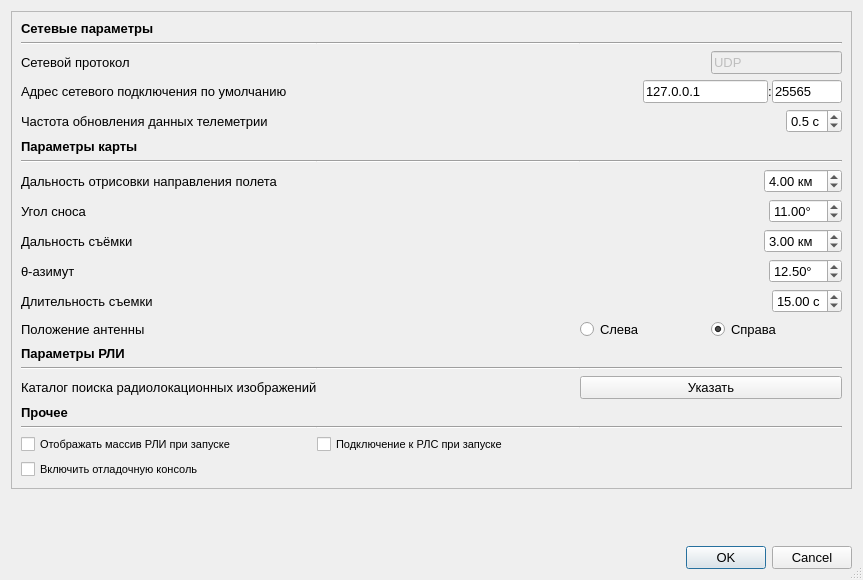
Qt form config/settingsdialog.ui (whs31/quasar-software) before a commit.
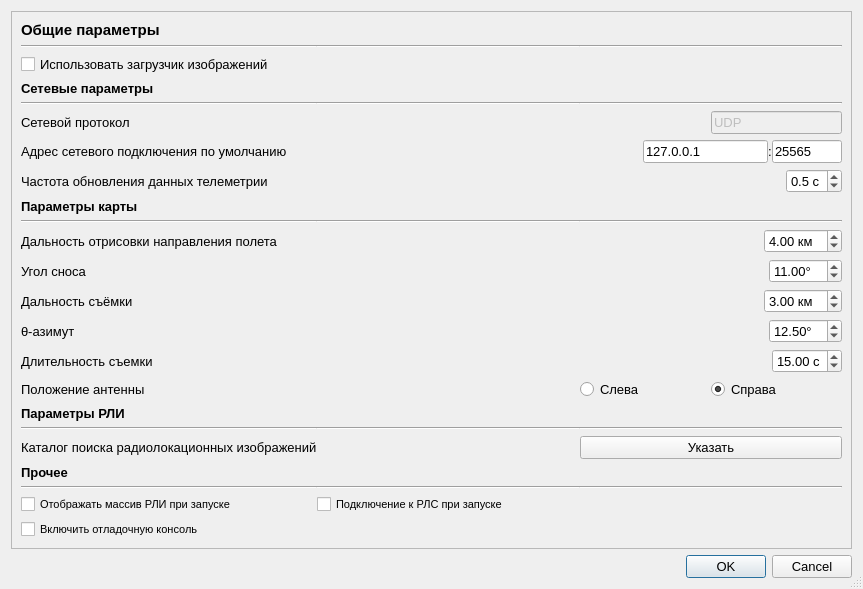
The same form after that commit.

```diff
--- a/config/settingsdialog.ui
+++ b/config/settingsdialog.ui
@@ -50,7 +50,149 @@
       <property name="horizontalSpacing">
        <number>0</number>
       </property>
+      <item row="17" column="1">
+       <widget class="Line" name="line_8">
+        <property name="orientation">
+         <enum>Qt::Horizontal</enum>
+        </property>
+       </widget>
+      </item>
+      <item row="16" column="0">
+       <widget class="QLabel" name="label_14">
+        <property name="font">
+         <font>
+          <pointsize>10</pointsize>
+          <weight>75</weight>
+          <bold>true</bold>
+         </font>
+        </property>
+        <property name="text">
+         <string>Параметры РЛИ</string>
+        </property>
+       </widget>
+      </item>
+      <item row="7" column="0">
+       <widget class="QLabel" name="label_3">
+        <property name="font">
+         <font>
+          <pointsize>10</pointsize>
+          <weight>50</weight>
+          <bold>false</bold>
+         </font>
+        </property>
+        <property name="text">
+         <string>Частота обновления данных телеметрии</string>
+        </property>
+       </widget>
+      </item>
+      <item row="20" column="0">
+       <widget class="Line" name="line_10">
+        <property name="orientation">
+         <enum>Qt::Horizontal</enum>
+        </property>
+       </widget>
+      </item>
       <item row="9" column="0">
+       <widget class="Line" name="line_4">
+        <property name="orientation">
+         <enum>Qt::Horizontal</enum>
+        </property>
+       </widget>
+      </item>
+      <item row="5" column="0">
+       <widget class="QLabel" name="label">
+        <property name="font">
+         <font>
+          <pointsize>10</pointsize>
+          <weight>50</weight>
+          <bold>false</bold>
+         </font>
+        </property>
+        <property name="text">
+         <string>Сетевой протокол</string>
+        </property>
+       </widget>
+      </item>
+      <item row="4" column="2">
+       <widget class="Line" name="line_3">
+        <property name="orientation">
+         <enum>Qt::Horizontal</enum>
+        </property>
+       </widget>
+      </item>
+      <item row="13" column="0">
+       <widget class="QLabel" name="label_10">
+        <property name="font">
+         <font>
+          <pointsize>10</pointsize>
+          <weight>50</weight>
+          <bold>false</bold>
+         </font>
+        </property>
+        <property name="text">
+         <string>θ-азимут</string>
+        </property>
+       </widget>
+      </item>
+      <item row="11" column="0">
+       <widget class="QLabel" name="label_5">
+        <property name="font">
+         <font>
+          <pointsize>10</pointsize>
+          <weight>50</weight>
+          <bold>false</bold>
+         </font>
+        </property>
+        <property name="text">
+         <string>Угол сноса</string>
+        </property>
+       </widget>
+      </item>
+      <item row="14" column="2">
+       <layout class="QHBoxLayout" name="horizontalLayout_10">
+        <item>
+         <spacer name="horizontalSpacer_8">
+          <property name="orientation">
+           <enum>Qt::Horizontal</enum>
+          </property>
+          <property name="sizeHint" stdset="0">
+           <size>
+            <width>40</width>
+            <height>20</height>
+           </size>
+          </property>
+         </spacer>
+        </item>
+        <item>
+         <widget class="QDoubleSpinBox" name="i_captureTime">
+          <property name="suffix">
+           <string> с</string>
+          </property>
+          <property name="maximum">
+           <double>90.000000000000000</double>
+          </property>
+          <property name="value">
+           <double>15.000000000000000</double>
+          </property>
+         </widget>
+        </item>
+       </layout>
+      </item>
+      <item row="10" column="0">
+       <widget class="QLabel" name="label_4">
+        <property name="font">
+         <font>
+          <pointsize>10</pointsize>
+          <weight>50</weight>
+          <bold>false</bold>
+         </font>
+        </property>
+        <property name="text">
+         <string>Дальность отрисовки направления полета</string>
+        </property>
+       </widget>
+      </item>
+      <item row="12" column="0">
        <widget class="QLabel" name="label_9">
         <property name="font">
          <font>
@@ -64,72 +206,7 @@
         </property>
        </widget>
       </item>
-      <item row="8" column="2">
-       <layout class="QHBoxLayout" name="horizontalLayout_6">
-        <item>
-         <spacer name="horizontalSpacer_5">
-          <property name="orientation">
-           <enum>Qt::Horizontal</enum>
-          </property>
-          <property name="sizeHint" stdset="0">
-           <size>
-            <width>40</width>
-            <height>20</height>
-           </size>
-          </property>
-         </spacer>
-        </item>
-        <item>
-         <widget class="QDoubleSpinBox" name="i_driftAngle">
-          <property name="suffix">
-           <string>°</string>
-          </property>
-          <property name="maximum">
-           <double>360.000000000000000</double>
-          </property>
-          <property name="value">
-           <double>11.000000000000000</double>
-          </property>
-         </widget>
-        </item>
-       </layout>
-      </item>
-      <item row="14" column="0">
-       <widget class="Line" name="line_7">
-        <property name="orientation">
-         <enum>Qt::Horizontal</enum>
-        </property>
-       </widget>
-      </item>
-      <item row="3" column="0">
-       <widget class="QLabel" name="label_2">
-        <property name="font">
-         <font>
-          <pointsize>10</pointsize>
-          <weight>50</weight>
-          <bold>false</bold>
-         </font>
-        </property>
-        <property name="text">
-         <string>Адрес сетевого подключения по умолчанию</string>
-        </property>
-       </widget>
-      </item>
-      <item row="16" column="0">
-       <widget class="QLabel" name="label_15">
-        <property name="font">
-         <font>
-          <pointsize>10</pointsize>
-          <weight>75</weight>
-          <bold>true</bold>
-         </font>
-        </property>
-        <property name="text">
-         <string>Прочее</string>
-        </property>
-       </widget>
-      </item>
-      <item row="3" column="2">
+      <item row="6" column="2">
        <layout class="QHBoxLayout" name="horizontalLayout_3">
         <item>
          <spacer name="horizontalSpacer_3">
@@ -197,76 +274,125 @@
         </item>
        </layout>
       </item>
-      <item row="14" column="1">
-       <widget class="Line" name="line_8">
-        <property name="orientation">
-         <enum>Qt::Horizontal</enum>
-        </property>
-       </widget>
+      <item row="7" column="2">
+       <layout class="QHBoxLayout" name="horizontalLayout_4">
+        <item>
+         <spacer name="horizontalSpacer_2">
+          <property name="orientation">
+           <enum>Qt::Horizontal</enum>
+          </property>
+          <property name="sizeHint" stdset="0">
+           <size>
+            <width>40</width>
+            <height>20</height>
+           </size>
+          </property>
+         </spacer>
+        </item>
+        <item>
+         <widget class="QDoubleSpinBox" name="i_updateTime">
+          <property name="suffix">
+           <string> с</string>
+          </property>
+          <property name="decimals">
+           <number>1</number>
+          </property>
+          <property name="minimum">
+           <double>0.100000000000000</double>
+          </property>
+          <property name="maximum">
+           <double>5.000000000000000</double>
+          </property>
+          <property name="singleStep">
+           <double>0.100000000000000</double>
+          </property>
+          <property name="value">
+           <double>0.500000000000000</double>
+          </property>
+         </widget>
+        </item>
+       </layout>
       </item>
-      <item row="13" column="0">
-       <widget class="QLabel" name="label_14">
+      <item row="18" column="0">
+       <widget class="QLabel" name="label_11">
         <property name="font">
          <font>
           <pointsize>10</pointsize>
-          <weight>75</weight>
-          <bold>true</bold>
+          <weight>50</weight>
+          <bold>false</bold>
          </font>
         </property>
         <property name="text">
-         <string>Параметры РЛИ</string>
+         <string>Каталог поиска радиолокационных изображений</string>
         </property>
        </widget>
       </item>
-      <item row="6" column="1">
-       <widget class="Line" name="line_5">
+      <item row="17" column="0">
+       <widget class="Line" name="line_7">
+        <property name="orientation">
+         <enum>Qt::Horizontal</enum>
+        </property>
+       </widget>
+      </item>
+      <item row="1" column="1">
+       <widget class="Line" name="line_14">
+        <property name="orientation">
+         <enum>Qt::Horizontal</enum>
+        </property>
+       </widget>
+      </item>
+      <item row="20" column="2">
+       <widget class="Line" name="line_12">
+        <property name="orientation">
+         <enum>Qt::Horizontal</enum>
+        </property>
+       </widget>
+      </item>
+      <item row="13" column="2">
+       <layout class="QHBoxLayout" name="horizontalLayout_8">
+        <item>
+         <spacer name="horizontalSpacer_7">
+          <property name="orientation">
+           <enum>Qt::Horizontal</enum>
+          </property>
+          <property name="sizeHint" stdset="0">
+           <size>
+            <width>40</width>
+            <height>20</height>
+           </size>
+          </property>
+         </spacer>
+        </item>
+        <item>
+         <widget class="QDoubleSpinBox" name="i_azimuth">
+          <property name="suffix">
+           <string>°</string>
+          </property>
+          <property name="maximum">
+           <double>360.000000000000000</double>
+          </property>
+          <property name="value">
+           <double>12.500000000000000</double>
+          </property>
+         </widget>
+        </item>
+       </layout>
+      </item>
+      <item row="1" column="2">
+       <widget class="Line" name="line_15">
+        <property name="orientation">
+         <enum>Qt::Horizontal</enum>
+        </property>
+       </widget>
+      </item>
+      <item row="20" column="1">
+       <widget class="Line" name="line_11">
         <property name="orientation">
          <enum>Qt::Horizontal</enum>
         </property>
        </widget>
       </item>
       <item row="15" column="2">
-       <widget class="QPushButton" name="pushButton">
-        <property name="text">
-         <string>Указать</string>
-        </property>
-       </widget>
-      </item>
-      <item row="11" column="0">
-       <widget class="QLabel" name="label_6">
-        <property name="text">
-         <string>Длительность съемки</string>
-        </property>
-       </widget>
-      </item>
-      <item row="2" column="1">
-       <spacer name="horizontalSpacer">
-        <property name="orientation">
-         <enum>Qt::Horizontal</enum>
-        </property>
-        <property name="sizeHint" stdset="0">
-         <size>
-          <width>40</width>
-          <height>20</height>
-         </size>
-        </property>
-       </spacer>
-      </item>
-      <item row="7" column="0">
-       <widget class="QLabel" name="label_4">
-        <property name="font">
-         <font>
-          <pointsize>10</pointsize>
-          <weight>50</weight>
-          <bold>false</bold>
-         </font>
-        </property>
-        <property name="text">
-         <string>Дальность отрисовки направления полета</string>
-        </property>
-       </widget>
-      </item>
-      <item row="12" column="2">
        <layout class="QHBoxLayout" name="horizontalLayout_9">
         <item>
          <widget class="QRadioButton" name="i_antennaLeftB">
@@ -287,231 +413,7 @@
         </item>
        </layout>
       </item>
-      <item row="6" column="0">
-       <widget class="Line" name="line_4">
-        <property name="orientation">
-         <enum>Qt::Horizontal</enum>
-        </property>
-       </widget>
-      </item>
-      <item row="17" column="2">
-       <widget class="Line" name="line_12">
-        <property name="orientation">
-         <enum>Qt::Horizontal</enum>
-        </property>
-       </widget>
-      </item>
       <item row="15" column="0">
-       <widget class="QLabel" name="label_11">
-        <property name="font">
-         <font>
-          <pointsize>10</pointsize>
-          <weight>50</weight>
-          <bold>false</bold>
-         </font>
-        </property>
-        <property name="text">
-         <string>Каталог поиска радиолокационных изображений</string>
-        </property>
-       </widget>
-      </item>
-      <item row="5" column="0">
-       <widget class="QLabel" name="label_13">
-        <property name="font">
-         <font>
-          <pointsize>10</pointsize>
-          <weight>75</weight>
-          <bold>true</bold>
-         </font>
-        </property>
-        <property name="text">
-         <string>Параметры карты</string>
-        </property>
-       </widget>
-      </item>
-      <item row="10" column="2">
-       <layout class="QHBoxLayout" name="horizontalLayout_8">
-        <item>
-         <spacer name="horizontalSpacer_7">
-          <property name="orientation">
-           <enum>Qt::Horizontal</enum>
-          </property>
-          <property name="sizeHint" stdset="0">
-           <size>
-            <width>40</width>
-            <height>20</height>
-           </size>
-          </property>
-         </spacer>
-        </item>
-        <item>
-         <widget class="QDoubleSpinBox" name="i_azimuth">
-          <property name="suffix">
-           <string>°</string>
-          </property>
-          <property name="maximum">
-           <double>360.000000000000000</double>
-          </property>
-          <property name="value">
-           <double>12.500000000000000</double>
-          </property>
-         </widget>
-        </item>
-       </layout>
-      </item>
-      <item row="11" column="2">
-       <layout class="QHBoxLayout" name="horizontalLayout_10">
-        <item>
-         <spacer name="horizontalSpacer_8">
-          <property name="orientation">
-           <enum>Qt::Horizontal</enum>
-          </property>
-          <property name="sizeHint" stdset="0">
-           <size>
-            <width>40</width>
-            <height>20</height>
-           </size>
-          </property>
-         </spacer>
-        </item>
-        <item>
-         <widget class="QDoubleSpinBox" name="i_captureTime">
-          <property name="suffix">
-           <string> с</string>
-          </property>
-          <property name="maximum">
-           <double>90.000000000000000</double>
-          </property>
-          <property name="value">
-           <double>15.000000000000000</double>
-          </property>
-         </widget>
-        </item>
-       </layout>
-      </item>
-      <item row="19" column="0">
-       <widget class="QCheckBox" name="i_showImages">
-        <property name="font">
-         <font>
-          <pointsize>8</pointsize>
-         </font>
-        </property>
-        <property name="text">
-         <string>Отображать массив РЛИ при запуске</string>
-        </property>
-       </widget>
-      </item>
-      <item row="7" column="2">
-       <layout class="QHBoxLayout" name="horizontalLayout_5">
-        <item>
-         <spacer name="horizontalSpacer_4">
-          <property name="orientation">
-           <enum>Qt::Horizontal</enum>
-          </property>
-          <property name="sizeHint" stdset="0">
-           <size>
-            <width>40</width>
-            <height>20</height>
-           </size>
-          </property>
-         </spacer>
-        </item>
-        <item>
-         <widget class="QDoubleSpinBox" name="i_predictRange">
-          <property name="suffix">
-           <string> км</string>
-          </property>
-          <property name="minimum">
-           <double>0.100000000000000</double>
-          </property>
-          <property name="maximum">
-           <double>20.000000000000000</double>
-          </property>
-          <property name="singleStep">
-           <double>0.100000000000000</double>
-          </property>
-          <property name="value">
-           <double>4.000000000000000</double>
-          </property>
-         </widget>
-        </item>
-       </layout>
-      </item>
-      <item row="1" column="1">
-       <widget class="Line" name="line_2">
-        <property name="orientation">
-         <enum>Qt::Horizontal</enum>
-        </property>
-       </widget>
-      </item>
-      <item row="4" column="2">
-       <layout class="QHBoxLayout" name="horizontalLayout_4">
-        <item>
-         <spacer name="horizontalSpacer_2">
-          <property name="orientation">
-           <enum>Qt::Horizontal</enum>
-          </property>
-          <property name="sizeHint" stdset="0">
-           <size>
-            <width>40</width>
-            <height>20</height>
-           </size>
-          </property>
-         </spacer>
-        </item>
-        <item>
-         <widget class="QDoubleSpinBox" name="i_updateTime">
-          <property name="suffix">
-           <string> с</string>
-          </property>
-          <property name="decimals">
-           <number>1</number>
-          </property>
-          <property name="minimum">
-           <double>0.100000000000000</double>
-          </property>
-          <property name="maximum">
-           <double>5.000000000000000</double>
-          </property>
-          <property name="singleStep">
-           <double>0.100000000000000</double>
-          </property>
-          <property name="value">
-           <double>0.500000000000000</double>
-          </property>
-         </widget>
-        </item>
-       </layout>
-      </item>
-      <item row="2" column="0">
-       <widget class="QLabel" name="label">
-        <property name="font">
-         <font>
-          <pointsize>10</pointsize>
-          <weight>50</weight>
-          <bold>false</bold>
-         </font>
-        </property>
-        <property name="text">
-         <string>Сетевой протокол</string>
-        </property>
-       </widget>
-      </item>
-      <item row="0" column="0">
-       <widget class="QLabel" name="label_8">
-        <property name="font">
-         <font>
-          <pointsize>10</pointsize>
-          <weight>75</weight>
-          <bold>true</bold>
-         </font>
-        </property>
-        <property name="text">
-         <string>Сетевые параметры</string>
-        </property>
-       </widget>
-      </item>
-      <item row="12" column="0">
        <widget class="QLabel" name="label_12">
         <property name="font">
          <font>
@@ -525,21 +427,90 @@
         </property>
        </widget>
       </item>
-      <item row="4" column="0">
-       <widget class="QLabel" name="label_3">
+      <item row="4" column="1">
+       <widget class="Line" name="line_2">
+        <property name="orientation">
+         <enum>Qt::Horizontal</enum>
+        </property>
+       </widget>
+      </item>
+      <item row="22" column="1">
+       <widget class="QCheckBox" name="i_connectOnStart">
         <property name="font">
          <font>
-          <pointsize>10</pointsize>
-          <weight>50</weight>
-          <bold>false</bold>
+          <pointsize>8</pointsize>
          </font>
         </property>
         <property name="text">
-         <string>Частота обновления данных телеметрии</string>
+         <string>Подключение к РЛС при запуске</string>
         </property>
        </widget>
       </item>
-      <item row="2" column="2">
+      <item row="0" column="0">
+       <widget class="QLabel" name="label_16">
+        <property name="font">
+         <font>
+          <pointsize>11</pointsize>
+          <weight>75</weight>
+          <bold>true</bold>
+         </font>
+        </property>
+        <property name="text">
+         <string>Общие параметры</string>
+        </property>
+       </widget>
+      </item>
+      <item row="1" column="0">
+       <widget class="Line" name="line_13">
+        <property name="orientation">
+         <enum>Qt::Horizontal</enum>
+        </property>
+       </widget>
+      </item>
+      <item row="9" column="1">
+       <widget class="Line" name="line_5">
+        <property name="orientation">
+         <enum>Qt::Horizontal</enum>
+        </property>
+       </widget>
+      </item>
+      <item row="12" column="2">
+       <layout class="QHBoxLayout" name="horizontalLayout_7">
+        <item>
+         <spacer name="horizontalSpacer_6">
+          <property name="orientation">
+           <enum>Qt::Horizontal</enum>
+          </property>
+          <property name="sizeHint" stdset="0">
+           <size>
+            <width>40</width>
+            <height>20</height>
+           </size>
+          </property>
+         </spacer>
+        </item>
+        <item>
+         <widget class="QDoubleSpinBox" name="i_captureRange">
+          <property name="suffix">
+           <string> км</string>
+          </property>
+          <property name="minimum">
+           <double>0.100000000000000</double>
+          </property>
+          <property name="maximum">
+           <double>10.000000000000000</double>
+          </property>
+          <property name="singleStep">
+           <double>0.100000000000000</double>
+          </property>
+          <property name="value">
+           <double>3.000000000000000</double>
+          </property>
+         </widget>
+        </item>
+       </layout>
+      </item>
+      <item row="5" column="2">
        <layout class="QHBoxLayout" name="horizontalLayout_2">
         <item>
          <spacer name="horizontalSpacer_9">
@@ -569,125 +540,91 @@
         </item>
        </layout>
       </item>
-      <item row="9" column="2">
-       <layout class="QHBoxLayout" name="horizontalLayout_7">
-        <item>
-         <spacer name="horizontalSpacer_6">
-          <property name="orientation">
-           <enum>Qt::Horizontal</enum>
-          </property>
-          <property name="sizeHint" stdset="0">
-           <size>
-            <width>40</width>
-            <height>20</height>
-           </size>
-          </property>
-         </spacer>
-        </item>
-        <item>
-         <widget class="QDoubleSpinBox" name="i_captureRange">
-          <property name="suffix">
-           <string> км</string>
-          </property>
-          <property name="minimum">
-           <double>0.100000000000000</double>
-          </property>
-          <property name="maximum">
-           <double>10.000000000000000</double>
-          </property>
-          <property name="singleStep">
-           <double>0.100000000000000</double>
-          </property>
-          <property name="value">
-           <double>3.000000000000000</double>
-          </property>
-         </widget>
-        </item>
-       </layout>
+      <item row="6" column="0">
+       <widget class="QLabel" name="label_2">
+        <property name="font">
+         <font>
+          <pointsize>10</pointsize>
+          <weight>50</weight>
+          <bold>false</bold>
+         </font>
+        </property>
+        <property name="text">
+         <string>Адрес сетевого подключения по умолчанию</string>
+        </property>
+       </widget>
       </item>
-      <item row="19" column="1">
-       <widget class="QCheckBox" name="i_connectOnStart">
+      <item row="19" column="0">
+       <widget class="QLabel" name="label_15">
         <property name="font">
          <font>
-          <pointsize>8</pointsize>
+          <pointsize>10</pointsize>
+          <weight>75</weight>
+          <bold>true</bold>
          </font>
         </property>
         <property name="text">
-         <string>Подключение к РЛС при запуске</string>
+         <string>Прочее</string>
         </property>
        </widget>
       </item>
-      <item row="6" column="2">
-       <widget class="Line" name="line_6">
-        <property name="orientation">
-         <enum>Qt::Horizontal</enum>
+      <item row="14" column="0">
+       <widget class="QLabel" name="label_6">
+        <property name="text">
+         <string>Длительность съемки</string>
         </property>
        </widget>
       </item>
-      <item row="1" column="2">
-       <widget class="Line" name="line_3">
-        <property name="orientation">
-         <enum>Qt::Horizontal</enum>
+      <item row="18" column="2">
+       <widget class="QPushButton" name="pushButton">
+        <property name="text">
+         <string>Указать</string>
         </property>
        </widget>
       </item>
-      <item row="14" column="2">
+      <item row="3" column="0">
+       <widget class="QLabel" name="label_8">
+        <property name="font">
+         <font>
+          <pointsize>10</pointsize>
+          <weight>75</weight>
+          <bold>true</bold>
+         </font>
+        </property>
+        <property name="text">
+         <string>Сетевые параметры</string>
+        </property>
+       </widget>
+      </item>
+      <item row="17" column="2">
        <widget class="Line" name="line_9">
         <property name="orientation">
          <enum>Qt::Horizontal</enum>
         </property>
        </widget>
       </item>
-      <item row="17" column="1">
-       <widget class="Line" name="line_11">
-        <property name="orientation">
-         <enum>Qt::Horizontal</enum>
-        </property>
-       </widget>
-      </item>
-      <item row="17" column="0">
-       <widget class="Line" name="line_10">
-        <property name="orientation">
-         <enum>Qt::Horizontal</enum>
-        </property>
-       </widget>
-      </item>
-      <item row="10" column="0">
-       <widget class="QLabel" name="label_10">
-        <property name="font">
-         <font>
-          <pointsize>10</pointsize>
-          <weight>50</weight>
-          <bold>false</bold>
-         </font>
-        </property>
-        <property name="text">
-         <string>θ-азимут</string>
-        </property>
-       </widget>
-      </item>
-      <item row="8" column="0">
-       <widget class="QLabel" name="label_5">
-        <property name="font">
-         <font>
-          <pointsize>10</pointsize>
-          <weight>50</weight>
-          <bold>false</bold>
-         </font>
-        </property>
-        <property name="text">
-         <string>Угол сноса</string>
-        </property>
-       </widget>
-      </item>
-      <item row="1" column="0">
+      <item row="4" column="0">
        <widget class="Line" name="line">
         <property name="orientation">
          <enum>Qt::Horizontal</enum>
         </property>
        </widget>
       </item>
-      <item row="20" column="0">
+      <item row="8" column="0">
+       <widget class="QLabel" name="label_13">
+        <property name="font">
+         <font>
+          <pointsize>10</pointsize>
+          <weight>75</weight>
+          <bold>true</bold>
+         </font>
+        </property>
+        <property name="text">
+         <string>Параметры карты</string>
+        </property>
+       </widget>
+      </item>
+      <item row="23" column="0">
        <widget class="QCheckBox" name="i_debugConsole">
         <property name="font">
          <font>
@@ -699,6 +636,111 @@
         </property>
        </widget>
       </item>
+      <item row="5" column="1">
+       <spacer name="horizontalSpacer">
+        <property name="orientation">
+         <enum>Qt::Horizontal</enum>
+        </property>
+        <property name="sizeHint" stdset="0">
+         <size>
+          <width>40</width>
+          <height>20</height>
+         </size>
+        </property>
+       </spacer>
+      </item>
+      <item row="9" column="2">
+       <widget class="Line" name="line_6">
+        <property name="orientation">
+         <enum>Qt::Horizontal</enum>
+        </property>
+       </widget>
+      </item>
+      <item row="11" column="2">
+       <layout class="QHBoxLayout" name="horizontalLayout_6">
+        <item>
+         <spacer name="horizontalSpacer_5">
+          <property name="orientation">
+           <enum>Qt::Horizontal</enum>
+          </property>
+          <property name="sizeHint" stdset="0">
+           <size>
+            <width>40</width>
+            <height>20</height>
+           </size>
+          </property>
+         </spacer>
+        </item>
+        <item>
+         <widget class="QDoubleSpinBox" name="i_driftAngle">
+          <property name="suffix">
+           <string>°</string>
+          </property>
+          <property name="maximum">
+           <double>360.000000000000000</double>
+          </property>
+          <property name="value">
+           <double>11.000000000000000</double>
+          </property>
+         </widget>
+        </item>
+       </layout>
+      </item>
+      <item row="10" column="2">
+       <layout class="QHBoxLayout" name="horizontalLayout_5">
+        <item>
+         <spacer name="horizontalSpacer_4">
+          <property name="orientation">
+           <enum>Qt::Horizontal</enum>
+          </property>
+          <property name="sizeHint" stdset="0">
+           <size>
+            <width>40</width>
+            <height>20</height>
+           </size>
+          </property>
+         </spacer>
+        </item>
+        <item>
+         <widget class="QDoubleSpinBox" name="i_predictRange">
+          <property name="suffix">
+           <string> км</string>
+          </property>
+          <property name="minimum">
+           <double>0.100000000000000</double>
+          </property>
+          <property name="maximum">
+           <double>20.000000000000000</double>
+          </property>
+          <property name="singleStep">
+           <double>0.100000000000000</double>
+          </property>
+          <property name="value">
+           <double>4.000000000000000</double>
+          </property>
+         </widget>
+        </item>
+       </layout>
+      </item>
+      <item row="22" column="0">
+       <widget class="QCheckBox" name="i_showImages">
+        <property name="font">
+         <font>
+          <pointsize>8</pointsize>
+         </font>
+        </property>
+        <property name="text">
+         <string>Отображать массив РЛИ при запуске</string>
+        </property>
+       </widget>
+      </item>
+      <item row="2" column="0">
+       <widget class="QCheckBox" name="i_useLoader">
+        <property name="text">
+         <string>Использовать загрузчик изображений</string>
+        </property>
+       </widget>
+      </item>
      </layout>
     </widget>
    </item>
```
